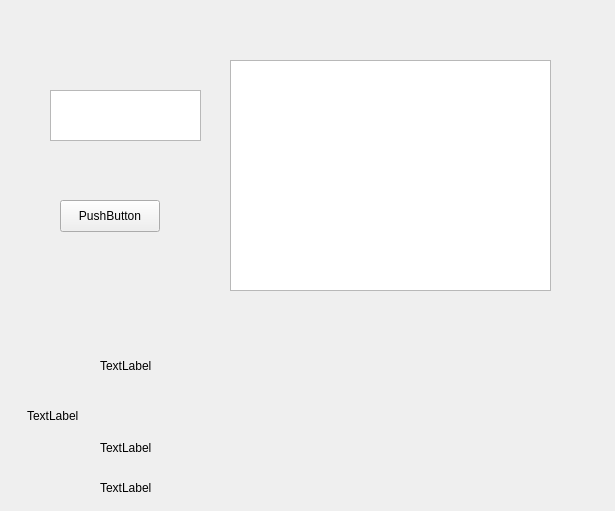
This is kassa/delegate.ui in Gainet1m1/kassa_cplus as Qt 5 draws it before an edit. The edited form follows.
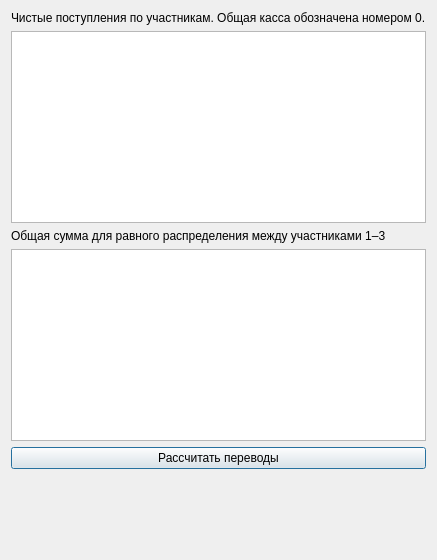
This is the edited form.

Diff of the .ui file:
```diff
--- a/kassa/delegate.ui
+++ b/kassa/delegate.ui
@@ -1,109 +1,58 @@
 <?xml version="1.0" encoding="UTF-8"?>
 <ui version="4.0">
- <class>Form</class>
- <widget class="QWidget" name="Form">
-  <property name="geometry">
-   <rect>
-    <x>0</x>
-    <y>0</y>
-    <width>615</width>
-    <height>511</height>
-   </rect>
-  </property>
+ <class>Delegate</class>
+ <widget class="QDialog" name="Delegate">
   <property name="windowTitle">
    <string>Form</string>
   </property>
-  <widget class="QTextEdit" name="delegate">
-   <property name="geometry">
-    <rect>
-     <x>50</x>
-     <y>90</y>
-     <width>151</width>
-     <height>51</height>
-    </rect>
-   </property>
-  </widget>
-  <widget class="QPushButton" name="pushButton">
-   <property name="geometry">
-    <rect>
-     <x>60</x>
-     <y>200</y>
-     <width>100</width>
-     <height>32</height>
-    </rect>
-   </property>
-   <property name="text">
-    <string>PushButton</string>
-   </property>
-  </widget>
-  <widget class="QTableView" name="tableView">
-   <property name="geometry">
-    <rect>
-     <x>230</x>
-     <y>60</y>
-     <width>321</width>
-     <height>231</height>
-    </rect>
-   </property>
-  </widget>
-  <widget class="QLabel" name="label0">
-   <property name="geometry">
-    <rect>
-     <x>100</x>
-     <y>350</y>
-     <width>121</width>
-     <height>31</height>
-    </rect>
-   </property>
-   <property name="text">
-    <string>TextLabel</string>
-   </property>
-  </widget>
-  <widget class="QLabel" name="label1">
-   <property name="geometry">
-    <rect>
-     <x>27</x>
-     <y>395</y>
-     <width>571</width>
-     <height>41</height>
-    </rect>
-   </property>
-   <property name="acceptDrops">
-    <bool>false</bool>
-   </property>
-   <property name="autoFillBackground">
-    <bool>true</bool>
-   </property>
-   <property name="text">
-    <string>TextLabel</string>
-   </property>
-  </widget>
-  <widget class="QLabel" name="label2">
-   <property name="geometry">
-    <rect>
-     <x>100</x>
-     <y>440</y>
-     <width>58</width>
-     <height>16</height>
-    </rect>
-   </property>
-   <property name="text">
-    <string>TextLabel</string>
-   </property>
-  </widget>
-  <widget class="QLabel" name="label3">
-   <property name="geometry">
-    <rect>
-     <x>100</x>
-     <y>480</y>
-     <width>58</width>
-     <height>16</height>
-    </rect>
-   </property>
-   <property name="text">
-    <string>TextLabel</string>
-   </property>
-  </widget>
+  <layout class="QVBoxLayout" name="delegateLayout">
+   <item>
+    <widget class="QLabel" name="explanation">
+     <property name="text">
+      <string>Чистые поступления по участникам. Общая касса обозначена номером 0.</string>
+     </property>
+    </widget>
+   </item>
+   <item>
+    <widget class="QTableView" name="tableView" />
+   </item>
+   <item>
+    <widget class="QLabel" name="targetLabel">
+     <property name="text">
+      <string>Общая сумма для равного распределения между участниками 1–3</string>
+     </property>
+    </widget>
+   </item>
+   <item>
+    <widget class="QTextEdit" name="delegate" />
+   </item>
+   <item>
+    <widget class="QPushButton" name="pushButton">
+     <property name="text">
+      <string>Рассчитать переводы</string>
+     </property>
+    </widget>
+   </item>
+   <item>
+    <widget class="QLabel" name="label0" />
+   </item>
+   <item>
+    <widget class="QLabel" name="label2" />
+   </item>
+   <item>
+    <widget class="QLabel" name="label3" />
+   </item>
+   <item>
+    <widget class="QLabel" name="label1">
+     <property name="wordWrap">
+      <bool>true</bool>
+     </property>
+     <property name="textInteractionFlags">
+      <set>Qt::TextSelectableByMouse</set>
+     </property>
+    </widget>
+   </item>
+  </layout>
  </widget>
  <resources/>
  <connections/>
```
Left out of the diff: 8 changed lines with no effect on the pictures.
